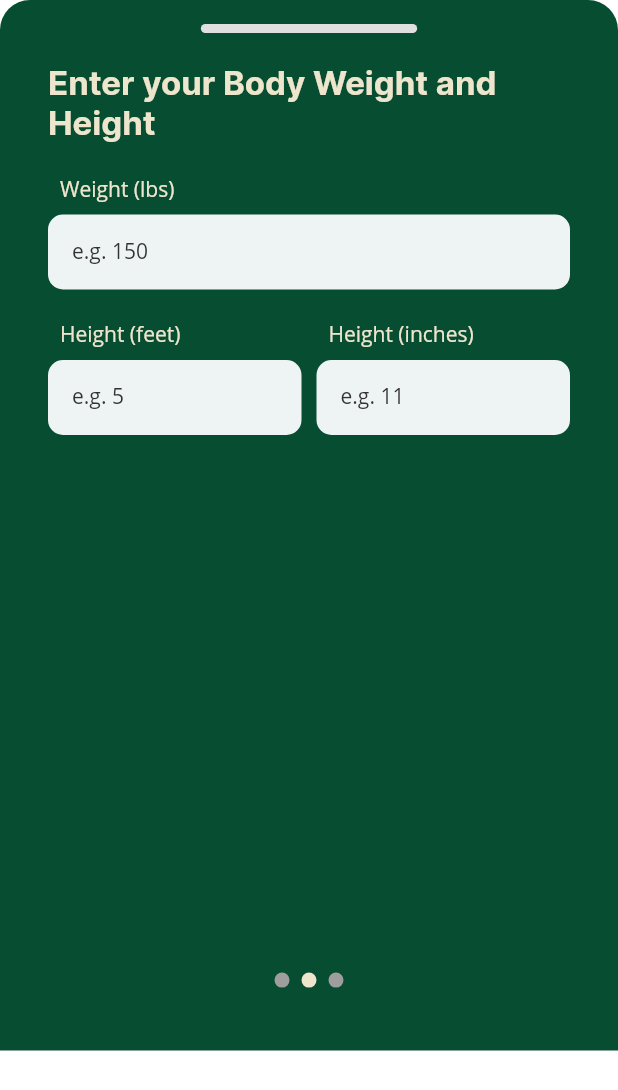
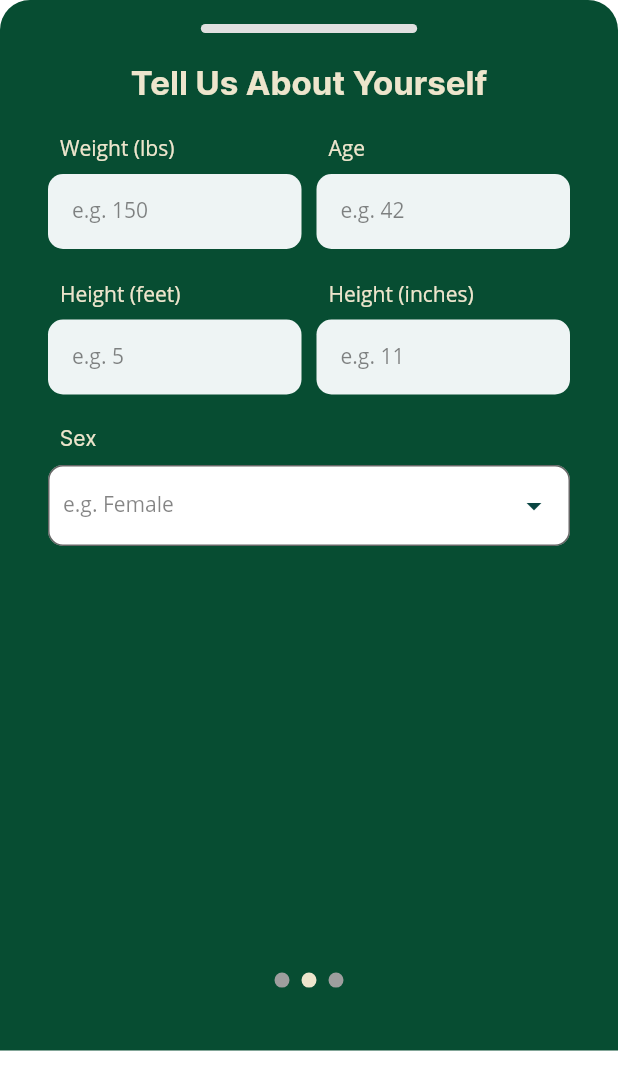
Before and after one commit to T-Joseph-Kim/ShellHacks2024, a Flutter app: the RegisterModal widget shown alone on an empty page, opened directly, swiped to page 2, on a phone screen of 412 x 824 dp. Shown: the top 1090 px of the screen. Run offline on Flutter 3.47's test engine with Material 2 defaults, Android fonts, the light colour scheme and no system bars; drawn by our look-alikes of carousel_slider; our stand-ins replace camera, cloud_firestore, firebase_core, fl_chart, flutter_svg, gap and 2 more; accounts and stored records are empty.

Commit message:
Register styling complete

```diff
--- a/lib/views/screens/home_page.dart
+++ b/lib/views/screens/home_page.dart
@@ -20,7 +20,7 @@ class HomePage extends StatelessWidget {
   Widget build(BuildContext context) {
     return Scaffold(
       appBar: CustomAppBar(
-        title: Text('BetterBites', style: TextStyle(fontFamily: 'inter', fontWeight: FontWeight.w700)),
+        title: Text('BetterBites', style: TextStyle(color: AppColor.secondary, fontFamily: 'inter', fontWeight: FontWeight.w700)),
         showProfilePhoto: true,
         profilePhoto: AssetImage('assets/images/ProfilePicture.jpg'),
         profilePhotoOnPressed: () {
--- a/lib/views/screens/profile_page.dart
+++ b/lib/views/screens/profile_page.dart
@@ -84,13 +84,13 @@ class ProfilePage extends StatelessWidget {
         backgroundColor: AppColor.primary2,
         elevation: 0,
         centerTitle: true,
-        title: Text('My Profile', style: TextStyle(fontFamily: 'inter', fontWeight: FontWeight.w400, fontSize: 16)),
+        title: Text('My Profile', style: TextStyle(color: AppColor.secondary, fontFamily: 'inter', fontWeight: FontWeight.bold, fontSize: 16)),
         actions: [
           TextButton(
             onPressed: () {},
             child: Text(
               'Edit',
-              style: TextStyle(color: Colors.white, fontSize: 14, fontWeight: FontWeight.w600),
+              style: TextStyle(color: AppColor.secondary, fontSize: 14, fontWeight: FontWeight.w600),
             ),
             style: TextButton.styleFrom(primary: Colors.white, shape: RoundedRectangleBorder(borderRadius: BorderRadius.circular(100))),
           ),
@@ -126,7 +126,7 @@ class ProfilePage extends StatelessWidget {
                   Row(
                     mainAxisAlignment: MainAxisAlignment.center,
                     children: [
-                      Text('Change Profile Picture', style: TextStyle(fontFamily: 'inter', fontWeight: FontWeight.w600, color: Colors.white)),
+                      Text('Change Profile Picture', style: TextStyle(color: AppColor.secondary, fontFamily: 'inter', fontWeight: FontWeight.w600)),
                       SizedBox(width: 8),
                       Icon(Icons.camera_alt, color: Colors.white), // Replaced the camera icon with a simple icon
                     ],
@@ -152,6 +152,16 @@ class ProfilePage extends StatelessWidget {
                   margin: EdgeInsets.only(bottom: 16),
                   label: 'Full Name',
                   value: 'Taebok Joseph Kim',
+                ),
+                UserInfoTile(
+                  margin: EdgeInsets.only(bottom: 16),
+                  label: 'Age',
+                  value: '20',
+                ),
+                UserInfoTile(
+                  margin: EdgeInsets.only(bottom: 16),
+                  label: 'Sex',
+                  value: 'Male',
                 ),
                 UserInfoTile(
                   margin: EdgeInsets.only(bottom: 16),
--- a/lib/views/widgets/custom_text_field.dart
+++ b/lib/views/widgets/custom_text_field.dart
@@ -46,7 +46,7 @@ class CustomTextField extends StatelessWidget {
               obscureText: obsecureText,
               decoration: InputDecoration(
                 hintText: '$hint',
-                hintStyle: TextStyle(fontSize: 14, color: Color.fromARGB(255, 50, 50, 50)),
+                hintStyle: TextStyle(fontSize: 14, color: Color.fromARGB(255, 50, 50, 50).withOpacity(0.6)),
                 contentPadding: EdgeInsets.only(left: 16),
                 border: InputBorder.none,
               ),
--- a/lib/views/widgets/modals/register_modal.dart
+++ b/lib/views/widgets/modals/register_modal.dart
@@ -23,11 +23,16 @@ class _RegisterModalState extends State<RegisterModal> {
   // Controllers for carousel fields
   final TextEditingController _weightController = TextEditingController();
   final TextEditingController _heightFeetController = TextEditingController();
+  final TextEditingController _ageController = TextEditingController();
   final TextEditingController _heightInchesController = TextEditingController();
 
   // Selected values for dropdowns
   String? _selectedEthnicity;
+  String? _selectedSex; // Dropdown value for sex
   List<String> _selectedAllergies = [];
+
+  // Sex options
+  final List<String> _sexOptions = ['Male', 'Female'];
 
   // Ethnicity and allergies options
   final List<String> _ethnicityOptions = [
@@ -170,24 +175,42 @@ class _RegisterModalState extends State<RegisterModal> {
     );
   }
 
-  // Weight and Height Input Page
+  // Weight and Height Input Page with Sex Dropdown
   Widget _buildWeightHeightPage() {
     return SingleChildScrollView(
       padding: EdgeInsets.symmetric(horizontal: 16),
       child: Column(
         mainAxisAlignment: MainAxisAlignment.center,
+        crossAxisAlignment: CrossAxisAlignment.stretch,
         children: [
           Text(
-            'Enter your Body Weight and Height',
+            'Tell Us About Yourself',
+            textAlign: TextAlign.center,
             style: TextStyle(color: AppColor.secondary, fontSize: 22, fontWeight: FontWeight.w700, fontFamily: 'inter'),
           ),
           SizedBox(height: 20),
-          CustomTextField(
-            title: 'Weight (lbs)',
-            hint: 'e.g. 150',
-            controller: _weightController,
+          // Weight and Age Input Row
+          Row(
+            children: [
+              Expanded(
+                child: CustomTextField(
+                  title: 'Weight (lbs)',
+                  hint: 'e.g. 150',
+                  controller: _weightController,
+                ),
+              ),
+              SizedBox(width: 10),
+              Expanded(
+                child: CustomTextField(
+                  title: 'Age',
+                  hint: 'e.g. 42',
+                  controller: _ageController,
+                ),
+              ),
+            ],
           ),
           SizedBox(height: 20),
+          // Height Input Row
           Row(
             children: [
               Expanded(
@@ -207,10 +230,60 @@ class _RegisterModalState extends State<RegisterModal> {
               ),
             ],
           ),
+          SizedBox(height: 20),
+          // Sex Dropdown Row
+          Text(
+            '  Sex',
+            style: TextStyle(color: AppColor.secondary, fontSize: 14, fontFamily: 'inter')
+          ),
+          SizedBox(height: 10),
+          Row(
+            children: [
+              Expanded(
+                child: DropdownButtonFormField<String>(
+                  value: _selectedSex,
+                  items: _sexOptions.map((sex) {
+                    return DropdownMenuItem(
+                      value: sex,
+                      child: Text(
+                        sex,
+                        style: TextStyle(
+                          color: AppColor.primary,
+                          fontFamily: 'inter',
+                        ),
+                      ),
+                    );
+                  }).toList(),
+                  decoration: InputDecoration(
+                    labelText: 'e.g. Female',
+                    labelStyle: TextStyle(fontSize: 14, color: Color.fromARGB(255, 50, 50, 50).withOpacity(0.6)),
+                    filled: true,
+                    fillColor: Colors.white,
+                    contentPadding: EdgeInsets.symmetric(vertical: 15, horizontal: 10),
+                    border: OutlineInputBorder(
+                      borderRadius: BorderRadius.circular(10),
+                      borderSide: BorderSide(color: AppColor.primary),
+                    ),
+                    focusedBorder: OutlineInputBorder(
+                      borderRadius: BorderRadius.circular(10),
+                      borderSide: BorderSide(color: AppColor.primary, width: 2),
+                    ),
+                  ),
+                  onChanged: (value) {
+                    setState(() {
+                      _selectedSex = value;
+                    });
+                  },
+                  icon: Icon(Icons.arrow_drop_down, color: AppColor.primary),
+                ),
+              ),
+            ],
+          ),
         ],
       ),
     );
   }
+
 
   // Ethnicity and Allergies Selection Page
   Widget _buildEthnicityAllergyPage() {
@@ -221,17 +294,17 @@ class _RegisterModalState extends State<RegisterModal> {
         crossAxisAlignment: CrossAxisAlignment.stretch, // Make content stretch horizontally
         children: [
           Text(
-            'Select your Ethnicity and Allergies',
+            'Tell Us About Yourself',
             textAlign: TextAlign.center, // Center-align the title
-            style: TextStyle(
-              color: AppColor.secondary,
-              fontSize: 22,
-              fontWeight: FontWeight.w700,
-              fontFamily: 'inter',
-            ),
+            style: TextStyle(color: AppColor.secondary, fontSize: 22, fontWeight: FontWeight.w700, fontFamily: 'inter')
           ),
           SizedBox(height: 20),
           // Styled DropdownButtonFormField for ethnicity
+          Text(
+            '  Ethnicity',
+            style: TextStyle(color: AppColor.secondary, fontSize: 14, fontFamily: 'inter')
+          ),
+          SizedBox(height: 10),
           DropdownButtonFormField<String>(
             value: _selectedEthnicity,
             items: _ethnicityOptions.map((ethnicity) {
@@ -247,12 +320,8 @@ class _RegisterModalState extends State<RegisterModal> {
               );
             }).toList(),
             decoration: InputDecoration(
-              labelText: 'Ethnicity',
-              labelStyle: TextStyle(
-                color: AppColor.primary, // Label color
-                fontFamily: 'inter',
-                fontWeight: FontWeight.bold
-              ),
+              labelText: 'e.g. Asian',
+              labelStyle: TextStyle(fontSize: 14, color: Color.fromARGB(255, 50, 50, 50).withOpacity(0.6)),
               filled: true,
               fillColor: Colors.white, // Background color of the dropdown
               contentPadding: EdgeInsets.symmetric(vertical: 15, horizontal: 10),
@@ -274,6 +343,11 @@ class _RegisterModalState extends State<RegisterModal> {
           ),
           SizedBox(height: 20),
           // Styled Wrap for allergies
+          Text(
+            '  Do You Have Food Allergies?',
+            style: TextStyle(color: AppColor.secondary, fontSize: 15, fontFamily: 'inter')
+          ),
+          SizedBox(height: 8),
           Wrap(
             spacing: 8,
             runSpacing: 4, // Adjust vertical spacing between chips
@@ -351,6 +425,7 @@ class _RegisterModalState extends State<RegisterModal> {
               Text('Name: ${_fullNameController.text}'),
               Text('Weight: ${_weightController.text} lbs'),
               Text('Height: ${_heightFeetController.text}\' ${_heightInchesController.text}"'),
+              Text('Sex: ${_selectedSex ?? 'Not selected'}'),
               Text('Ethnicity: ${_selectedEthnicity ?? 'Not selected'}'),
               Text('Allergies: ${_selectedAllergies.isNotEmpty ? _selectedAllergies.join(', ') : 'None'}'),
             ],
```
